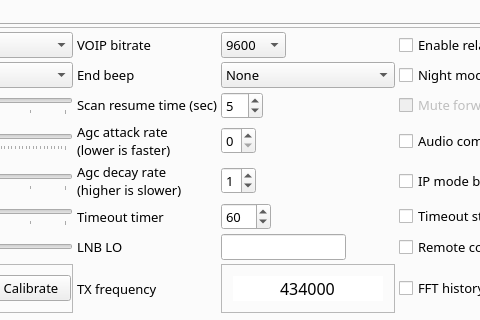
Before: the Qt Designer form src/mainwindow.ui in qradiolink/qradiolink, drawn with Qt 5; both pictures show x 447 to 927 and y 83 to 403 of the 1400 by 721 pixel window.
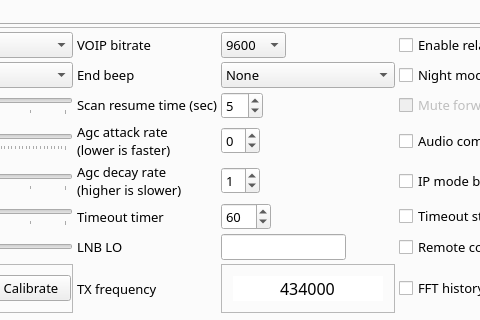
After: the same form once the commit is applied. The open tabs and pages were chosen to show the change. Icons and pictures are not drawn. Custom widgets are drawn as their Qt base class.

Patch:
```diff
--- a/src/mainwindow.ui
+++ b/src/mainwindow.ui
@@ -2923,7 +2923,7 @@
                     </sizepolicy>
                    </property>
                    <property name="minimum">
-                    <number>0</number>
+                    <number>-1</number>
                    </property>
                    <property name="maximum">
                     <number>6</number>
@@ -3410,7 +3410,7 @@
                     </sizepolicy>
                    </property>
                    <property name="minimum">
-                    <number>0</number>
+                    <number>-1</number>
                    </property>
                    <property name="maximum">
                     <number>6</number>
```
